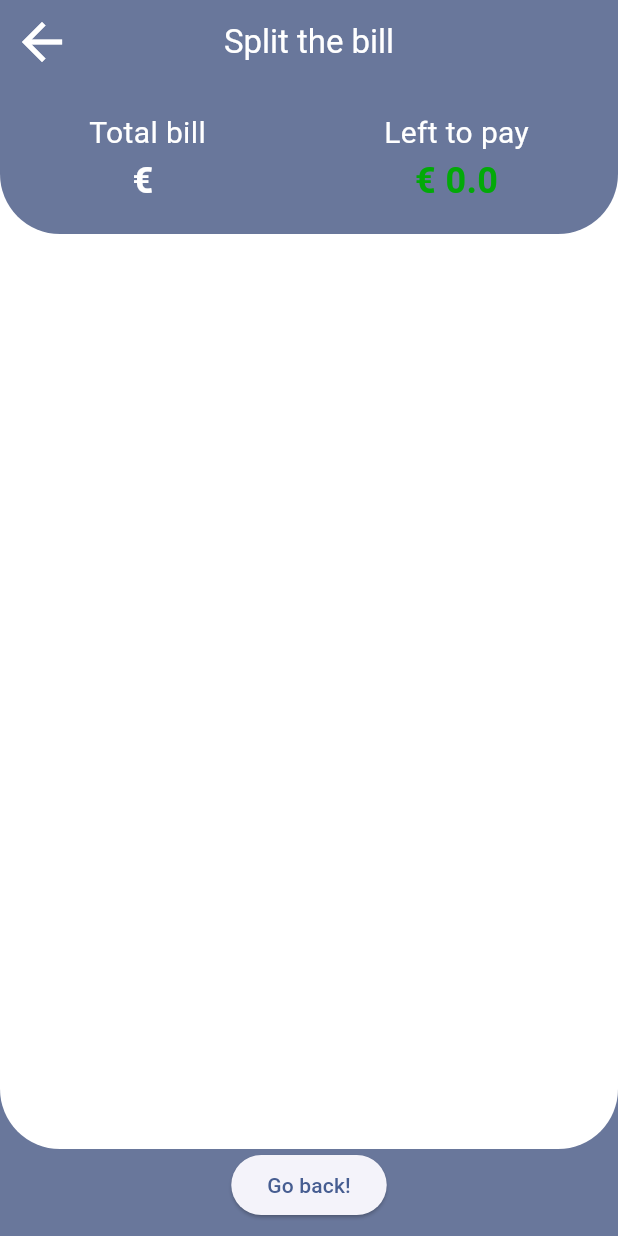
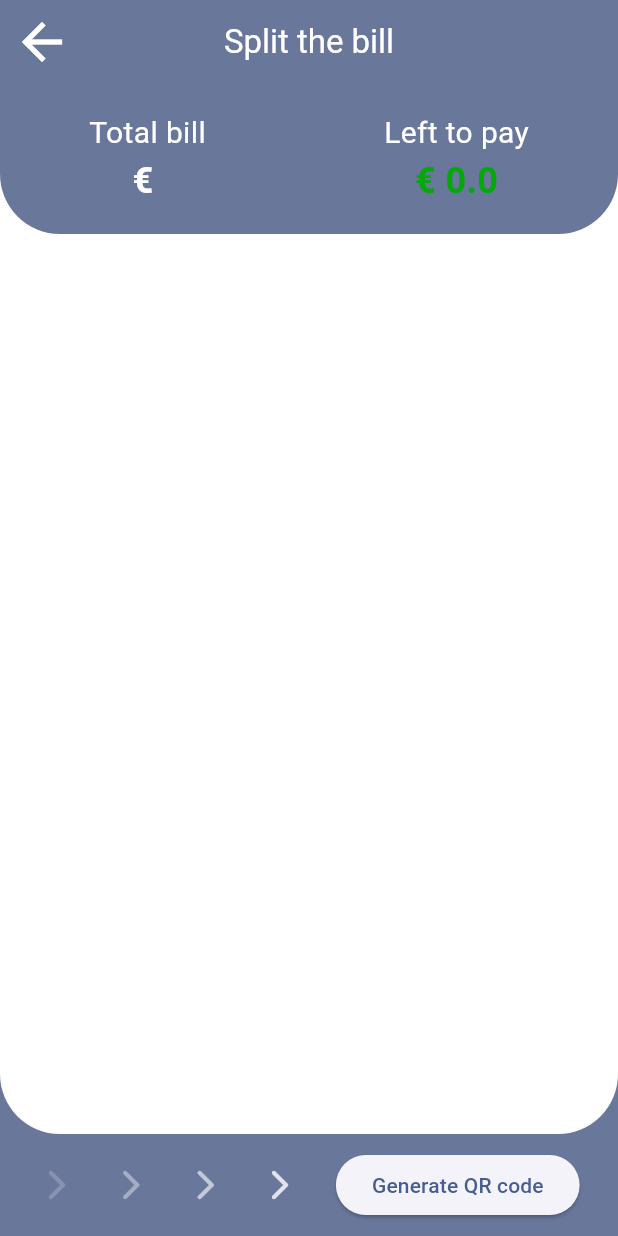
Before and after one commit to TOB-BA/split_a_bill, a Flutter app: the SplitPage screen opened directly with empty values, on a phone screen of 412 x 824 dp. Run offline on Flutter 3.47's test engine with Material 2 defaults, Android fonts, the phone set to English and light mode, and no system bars; our stand-ins replace fl_chart, google_fonts; statements that could not run were skipped.

Commit message:
card widget changed

```diff
--- a/analysis_options.yaml
+++ b/analysis_options.yaml
@@ -8,6 +8,7 @@
 # The following line activates a set of recommended lints for Flutter apps,
 # packages, and plugins designed to encourage good coding practices.
 include: package:flutter_lints/flutter.yaml
+ include: package:very_good_analysis/analysis_options.yaml
 
 linter:
   # The lint rules applied to this project can be customized in the
@@ -20,6 +21,7 @@ linter:
   # or a specific dart file by using the `// ignore: name_of_lint` and
   # `// ignore_for_file: name_of_lint` syntax on the line or in the file
   # producing the lint.
+
   rules:
     # avoid_print: false  # Uncomment to disable the `avoid_print` rule
     # prefer_single_quotes: true  # Uncomment to enable the `prefer_single_quotes` rule
--- a/lib/common_widgets/alert_widget.dart
+++ b/lib/common_widgets/alert_widget.dart
@@ -28,7 +28,7 @@ class Alert extends StatelessWidget {
                   Navigator.pop(context);
                 },
                 style: ElevatedButton.styleFrom(
-                  primary: ColorsLibrary.appGreen,
+                  backgroundColor: ColorsLibrary.appGreen,
                 ),
                 child: const Text(
                   'OK',
--- a/lib/common_widgets/keyboard_widget.dart
+++ b/lib/common_widgets/keyboard_widget.dart
@@ -273,7 +273,7 @@ class KeyboardWidget extends StatelessWidget {
               child: ElevatedButton(
                 onPressed: () => {navigateToSplitPage()},
                 style: ElevatedButton.styleFrom(
-                  primary: ColorsLibrary.appGreen,
+                  backgroundColor: ColorsLibrary.appGreen,
                 ),
                 child: const Text(
                   "SPLIT",
--- a/lib/pages/home_page.dart
+++ b/lib/pages/home_page.dart
@@ -34,6 +34,10 @@ class _MyHomePageState extends State<MyHomePage> {
     });
   }
 
+  bool getLastCharacterInString(String text) {
+    return text.contains(".");
+  }
+
   void addNumber(String number) {
     setState(() {
       if (price == CommonConstants.initialPrice) {
@@ -42,6 +46,8 @@ class _MyHomePageState extends State<MyHomePage> {
           return;
         }
         price = "";
+      } else if (getLastCharacterInString(price) && number == ".") {
+        return;
       }
 
       price = price + number;
--- a/lib/pages/split_page.dart
+++ b/lib/pages/split_page.dart
@@ -116,7 +116,7 @@ class _SplitPageState extends State<SplitPage> {
                           left: 0, top: 0, right: 0, bottom: 40),
                       child: ListView.builder(
                         padding: const EdgeInsets.all(8),
-                        itemCount: users.length,
+                        itemCount: users?.length,
                         itemBuilder: (BuildContext context, int index) {
                           User user = users[index];
                           return CustomCard(
@@ -129,14 +129,34 @@ class _SplitPageState extends State<SplitPage> {
                   ),
                 ),
               ),
-              Container(
-                color: ColorsLibrary.appGray,
-                child: ElevatedButton(
-                  onPressed: () {
-                    Navigator.pop(context);
-                  },
-                  child: const Text('Go back!'),
-                ),
+              const SizedBox(height: 10),
+              Row(
+                crossAxisAlignment: CrossAxisAlignment.center,
+                mainAxisAlignment: MainAxisAlignment.spaceEvenly,
+                children: [
+                  Icon(
+                    Icons.arrow_forward_ios_rounded,
+                    color: Colors.white.withOpacity(0.2),
+                  ),
+                  Icon(
+                    Icons.arrow_forward_ios_rounded,
+                    color: Colors.white.withOpacity(0.4),
+                  ),
+                  Icon(
+                    Icons.arrow_forward_ios_rounded,
+                    color: Colors.white.withOpacity(0.6),
+                  ),
+                  Icon(
+                    Icons.arrow_forward_ios_rounded,
+                    color: Colors.white.withOpacity(0.8),
+                  ),
+                  ElevatedButton(
+                    onPressed: () {
+                      Navigator.pop(context);
+                    },
+                    child: const Text('Generate QR code'),
+                  ),
+                ],
               ),
               const SizedBox(height: 10),
             ],
--- a/pubspec.yaml
+++ b/pubspec.yaml
@@ -36,6 +36,7 @@ dependencies:
   cupertino_icons: ^1.0.2
   fl_chart: ^0.64.0
   google_fonts: ^6.1.0
+  flutter_animate: ^4.2.0+1
 
 dev_dependencies:
   flutter_test:
@@ -47,6 +48,7 @@ dev_dependencies:
   # package. See that file for information about deactivating specific lint
   # rules and activating additional ones.
   flutter_lints: ^2.0.0
+  very_good_analysis: ^5.1.0
 
 # For information on the generic Dart part of this file, see the
 # following page: https://dart.dev/tools/pub/pubspec
```
Also changed, not shown: lib/common_widgets/user_card_widget.dart (+24 -23 lines), pubspec.lock.
